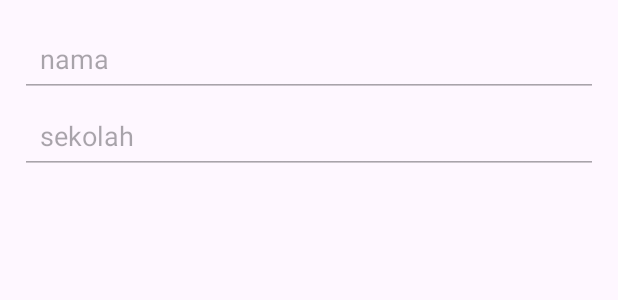
After one commit to FaishalMukhammadSyarief/Friend_of_Mine, an Android app: the layout activity_detail.xml on its own in the app's theme, with its tools: preview values and no code run, on a phone screen of 412 x 824 dp. The commit adds this screen. Shown: the top 300 px of the screen. Run offline under Robolectric (Android 15) with nearby library versions, the phone set to English and light mode, and no system bars.

Commit message:
Add Detail Feature

```diff
--- a/app/src/main/AndroidManifest.xml
+++ b/app/src/main/AndroidManifest.xml
@@ -13,8 +13,11 @@
         android:theme="@style/Theme.FriendOfMine"
         tools:targetApi="31">
         <activity
+            android:name=".DetailActivity"
+            android:exported="false" />
+        <activity
             android:name=".SplashActivity"
-            android:exported="true" >
+            android:exported="true">
             <intent-filter>
                 <action android:name="android.intent.action.MAIN" />
 
@@ -26,7 +29,7 @@
             android:exported="false" />
         <activity
             android:name=".MainActivity"
-            android:exported="false"/>
+            android:exported="false" />
     </application>
 
 </manifest>
--- /dev/null
+++ b/app/src/main/java/com/zhalz/friendofmine/DetailActivity.kt
@@ -0,0 +1,24 @@
+package com.zhalz.friendofmine
+
+import androidx.appcompat.app.AppCompatActivity
+import android.os.Bundle
+import androidx.databinding.DataBindingUtil
+import com.zhalz.friendofmine.databinding.ActivityDetailBinding
+
+class DetailActivity : AppCompatActivity() {
+    private lateinit var binding: ActivityDetailBinding
+
+    private lateinit var getName: String
+    private lateinit var getSchool: String
+
+    override fun onCreate(savedInstanceState: Bundle?) {
+        super.onCreate(savedInstanceState)
+        binding = DataBindingUtil.setContentView(this, R.layout.activity_detail)
+
+        val getName = intent.getStringExtra("name")
+        val getSchool = intent.getStringExtra("school")
+
+        binding.name = getName
+        binding.school = getSchool
+    }
+}
--- a/app/src/main/java/com/zhalz/friendofmine/MainActivity.kt
+++ b/app/src/main/java/com/zhalz/friendofmine/MainActivity.kt
@@ -42,7 +42,7 @@ class MainActivity : AppCompatActivity() {
             }
         }
         binding.setAdapter = RvAdapter(listFriend) {data ->
-            val toDetail = Intent(this, AddActivity::class.java).apply {
+            val toDetail = Intent(this, DetailActivity::class.java).apply {
                 putExtra("name", data.name)
                 putExtra("school", data.school)
                 putExtra("id", data.id)
--- /dev/null
+++ b/app/src/main/res/layout/activity_detail.xml
@@ -0,0 +1,60 @@
+<?xml version="1.0" encoding="utf-8"?>
+<layout xmlns:android="http://schemas.android.com/apk/res/android"
+    xmlns:app="http://schemas.android.com/apk/res-auto"
+    xmlns:tools="http://schemas.android.com/tools">
+
+    <data>
+
+        <variable
+            name="name"
+            type="String" />
+
+        <variable
+            name="school"
+            type="String" />
+
+    </data>
+
+    <androidx.constraintlayout.widget.ConstraintLayout
+        android:layout_width="match_parent"
+        android:layout_height="match_parent"
+        android:padding="@dimen/_10sdp"
+        tools:context=".AddActivity">
+
+        <EditText
+            android:layout_width="match_parent"
+            android:layout_height="wrap_content"
+            android:id="@+id/et_name"
+            android:autofillHints="username"
+            android:hint="nama"
+            android:text="@={name}"
+            android:padding="@dimen/_10sdp"
+            android:inputType="text"
+            android:enabled="false"
+            android:textColor="@color/black"
+
+            app:layout_constraintEnd_toEndOf="parent"
+            app:layout_constraintStart_toStartOf="parent"
+            app:layout_constraintTop_toTopOf="parent"
+            tools:ignore="VisualLintTextFieldSize" />
+
+        <EditText
+            android:layout_width="match_parent"
+            android:layout_height="wrap_content"
+            android:id="@+id/et_school"
+            android:autofillHints="username"
+            android:hint="sekolah"
+            android:text="@={school}"
+            android:padding="@dimen/_10sdp"
+            android:inputType="text"
+            android:enabled="false"
+            android:textColor="@color/black"
+
+            app:layout_constraintEnd_toEndOf="parent"
+            app:layout_constraintStart_toStartOf="parent"
+            app:layout_constraintTop_toBottomOf="@+id/et_name"
+            tools:ignore="VisualLintTextFieldSize" />
+
+    </androidx.constraintlayout.widget.ConstraintLayout>
+
+</layout>
```
